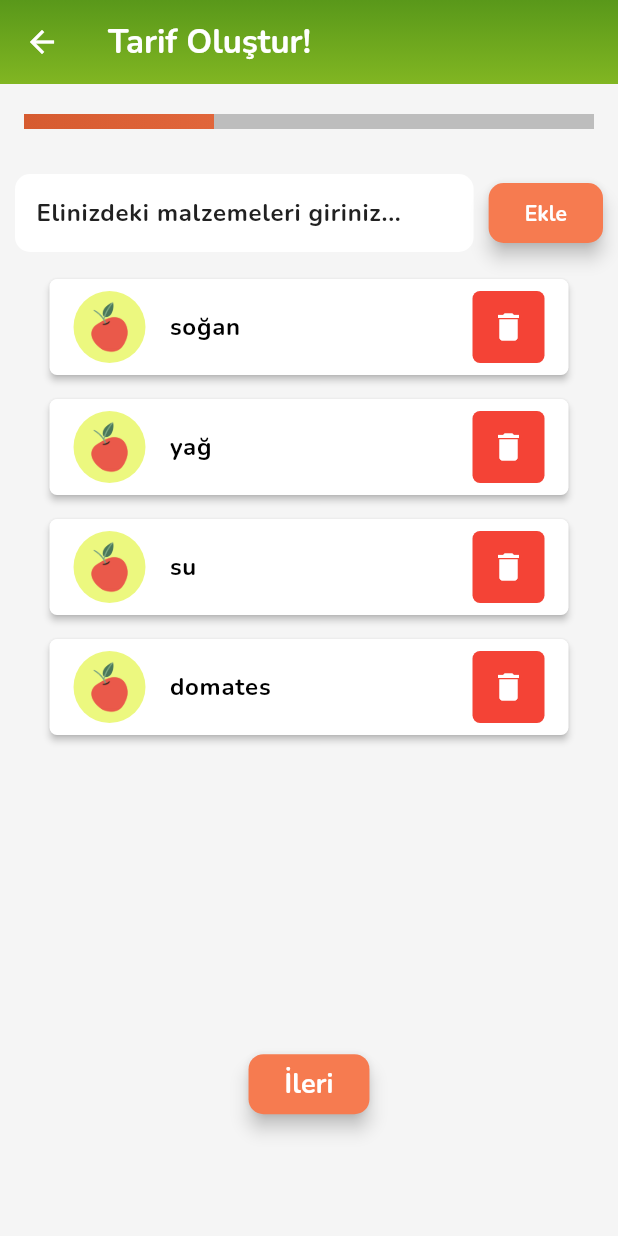
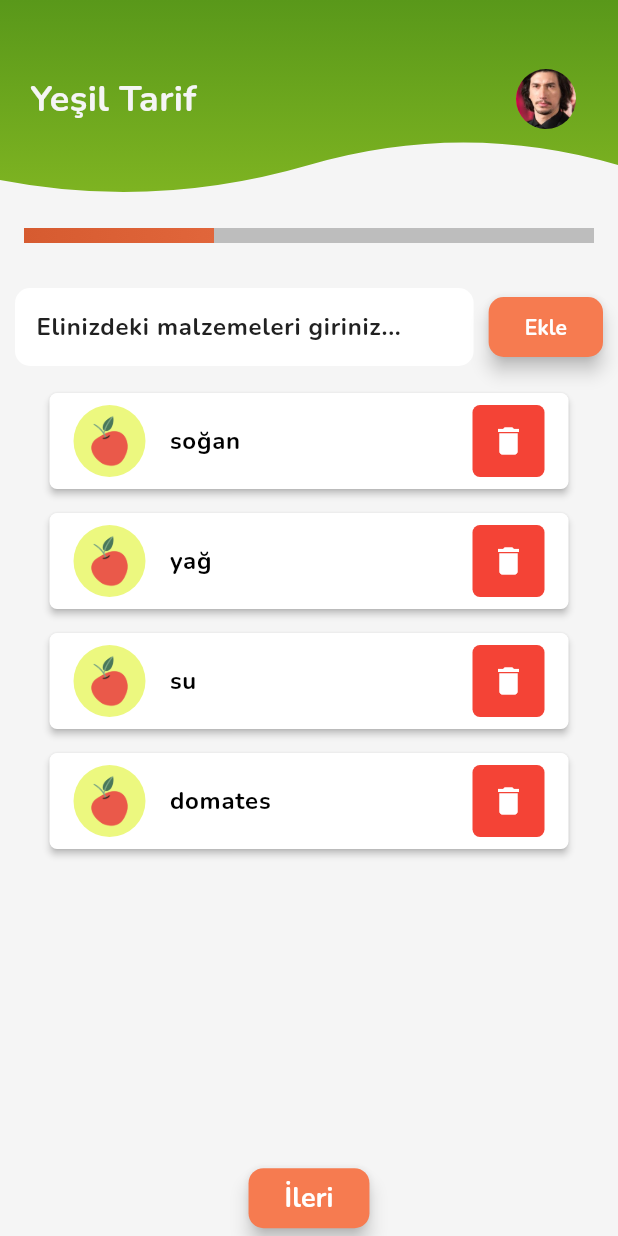
Before and after one commit to berkemremert/yesilsepet, a Flutter app: the MainPage screen opened directly, scrolled down 335 dp, after a tap on the "add" icon, on a phone screen of 412 x 824 dp. Run offline on Flutter 3.47's test engine with Material 3 defaults, Android fonts, the phone set to English and light mode, and no system bars; our stand-ins replace firebase_core, font_awesome_flutter; accounts and stored records are empty; network calls fail.

Commit message:
UI Changes

```diff
--- a/lib/Views/createRecipePage/ingredientsPage.dart
+++ b/lib/Views/createRecipePage/ingredientsPage.dart
@@ -6,11 +6,17 @@ import 'package:yesilsepet/Views/createRecipePage/widgets/FilterPages/secondPage
 import 'package:yesilsepet/Views/createRecipePage/widgets/progressButtons.dart';
 import 'package:yesilsepet/Views/createRecipePage/widgets/progressBar.dart';
 import 'package:yesilsepet/Views/theme/appColors.dart';
-import 'package:yesilsepet/Views/theme/customAppBar.dart';
 import '../../ViewModels/createRecipe/CreateRecipeViewModel.dart';
+import '../mainPage/widgets/main_header_elements.dart';
+import '../helper_widgets/main_header_wave.dart';
 
 class IngredientsPage extends StatelessWidget {
-  const IngredientsPage({super.key});
+  IngredientsPage({super.key});
+  final GlobalKey<ScaffoldState> _scaffoldKey = GlobalKey<ScaffoldState>();
+
+  void openDrawer() {
+    _scaffoldKey.currentState?.openDrawer();
+  }
 
   @override
   Widget build(BuildContext context) {
@@ -22,10 +28,19 @@ class IngredientsPage extends StatelessWidget {
       child: Consumer<CreateRecipeViewModel>(
         builder: (context, viewModel, child) {
           return Scaffold(
-            appBar: CustomAppBar(),
             backgroundColor: AppColors.offWhite,
-            body: Column(
+            body: Stack(
               children: [
+                const MainHeaderWave(
+                  startColor: AppColors.green,
+                  endColor: AppColors.limeGreen,
+                ),
+                Positioned.fill(
+                  top: 30,
+                  child: Column(
+                    children: [
+                      MainHeaderElements(openDrawer: openDrawer),
+                      SizedBox(height: 30),
                       ProgressBarSection(currentStep: viewModel.currentStep),
                       SizedBox(
                         height: MediaQuery.of(context).size.height * 0.7,
@@ -42,6 +57,9 @@ class IngredientsPage extends StatelessWidget {
                       ProgressButtons(viewModel),
                     ],
                   ),
+                ),
+              ],
+            ),
           );
         },
       ),
--- a/lib/Views/mainPage/widgets/main_header_wave.dart
+++ b/lib/Views/helper_widgets/main_header_wave.dart
@@ -1,9 +1,14 @@
 import 'package:flutter/material.dart';
-import 'package:yesilsepet/Views/theme/appColors.dart';
 
 class MainHeaderWave extends StatefulWidget {
+  final Color startColor;
+  final Color endColor;
 
-  const MainHeaderWave({super.key});
+  const MainHeaderWave({
+    super.key,
+    required this.startColor,
+    required this.endColor,
+  });
 
   @override
   State<MainHeaderWave> createState() => _MainHeaderWaveState();
@@ -19,11 +24,11 @@ class _MainHeaderWaveState extends State<MainHeaderWave> {
       child: ClipPath(
         clipper: WavyClipper(),
         child: Container(
-          decoration: const BoxDecoration(
+          decoration: BoxDecoration(
             gradient: LinearGradient(
               colors: [
-                AppColors.coralOrangeDark,
-                AppColors.coralOrange,
+                widget.startColor,
+                widget.endColor,
               ],
               begin: Alignment.topCenter,
               end: Alignment.bottomCenter,
--- a/lib/Views/mainPage/main-page.dart
+++ b/lib/Views/mainPage/main-page.dart
@@ -3,7 +3,7 @@ import 'package:yesilsepet/ViewModels/mainPage/MainViewModel.dart';
 import 'package:yesilsepet/Views/mainPage/widgets/category_slider.dart';
 import 'package:yesilsepet/Views/mainPage/widgets/drawer_profile.dart';
 import 'package:yesilsepet/Views/mainPage/widgets/main_header_elements.dart';
-import 'package:yesilsepet/Views/mainPage/widgets/main_header_wave.dart';
+import 'package:yesilsepet/Views/helper_widgets/main_header_wave.dart';
 import 'package:yesilsepet/Views/mainPage/widgets/search_myrecipes.dart';
 import 'package:yesilsepet/Views/mainPage/widgets/tarif_main_button.dart';
 import 'package:yesilsepet/Views/theme/appColors.dart';
@@ -32,7 +32,10 @@ class _MainPageState extends State<MainPage> {
       drawer: const DrawerProfile(),
       body: Stack(
         children: [
-          const MainHeaderWave(),
+          const MainHeaderWave(
+            startColor: AppColors.coralOrangeDark,
+            endColor: AppColors.coralOrange,
+          ),
           Column(
             children: [
               const SizedBox(height: 30),
--- a/lib/Views/recipeDetailPage/recipe_detail.dart
+++ b/lib/Views/recipeDetailPage/recipe_detail.dart
@@ -1,6 +1,6 @@
 import 'package:flutter/material.dart';
 import '../mainPage/widgets/main_header_elements.dart';
-import '../mainPage/widgets/main_header_wave.dart';
+import '../helper_widgets/main_header_wave.dart';
 import '../theme/appColors.dart';
 
 class RecipeDetail extends StatefulWidget {
```
Lines whose indentation alone changed are shown as unchanged.
